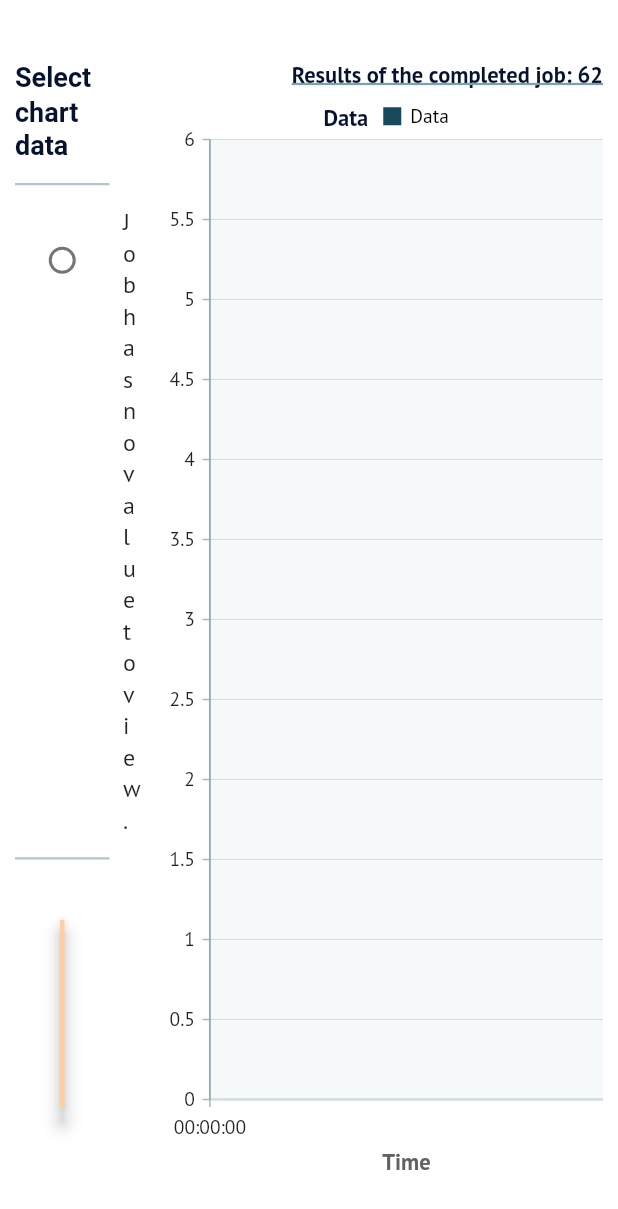
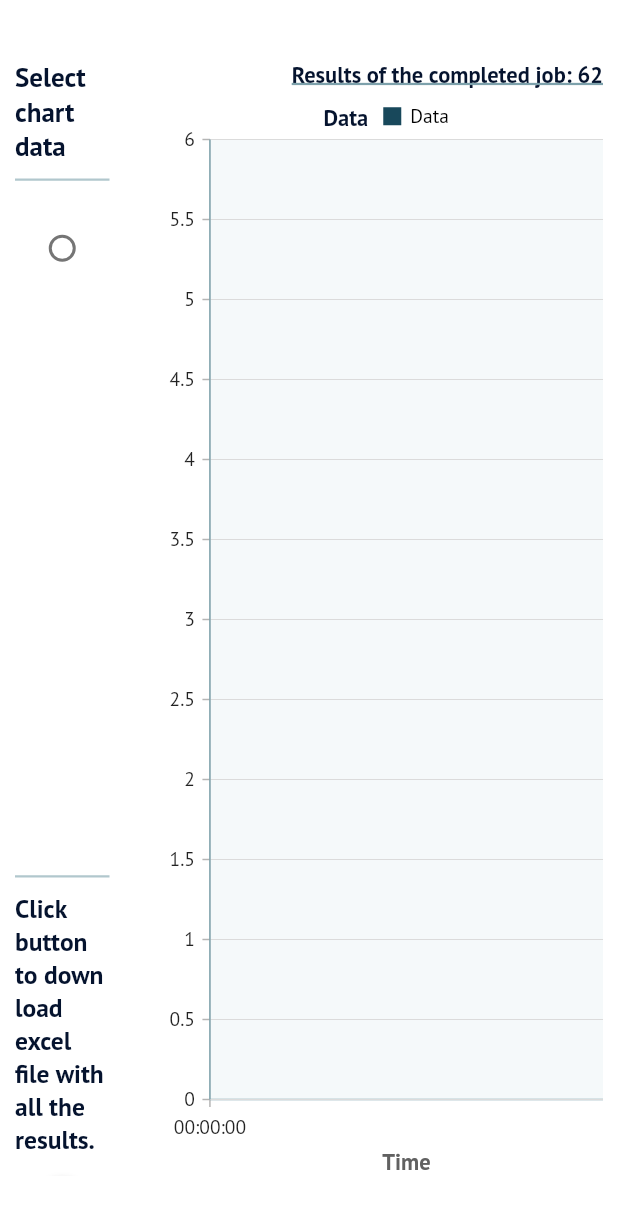
Before and after one commit to acwikla/robo_lab_web, a Flutter app: the CompletedJobsDetailedPage widget shown alone on an empty page, opened directly, on a phone screen of 412 x 824 dp. Shown: the top 1209 px of the screen. Run offline on Flutter 3.47's test engine with Material 2 defaults, Android fonts, the phone set to English and light mode, and no system bars; our stand-ins replace charts_flutter, get, google_fonts, syncfusion_flutter_charts; missing offline and left inert: dart:html; network calls fail.

Commit message:
Change buttons view

```diff
--- a/lib/gui.dart
+++ b/lib/gui.dart
@@ -11,7 +11,7 @@ class Gui {
       color: Colors.black87, fontSize: 17, fontWeight: FontWeight.w600);
 
   static final textStyleCasual = TextStyle(
-      color: Colors.black87, fontSize: 16, fontWeight: FontWeight.normal);
+      color: Colors.black87, fontSize: 17, fontWeight: FontWeight.normal);
 
   static final buttonStyleSubmit = ButtonStyle(
       shadowColor: MaterialStateProperty.all(Colors.grey),
--- a/lib/pages/completed_jobs_page/completed_job_details_page.dart
+++ b/lib/pages/completed_jobs_page/completed_job_details_page.dart
@@ -5,6 +5,7 @@ import 'package:robo_lab_web/dto/view_device_job_dto.dart';
 import 'package:robo_lab_web/dto/view_device_value_dto.dart';
 import 'package:robo_lab_web/global.dart';
 import 'package:robo_lab_web/gui.dart';
+import 'package:robo_lab_web/patterns/custom_action_button.dart';
 import 'package:robo_lab_web/requests/device_jobs_requests.dart';
 import 'package:syncfusion_flutter_charts/charts.dart';
 import 'package:intl/intl.dart';
@@ -57,7 +58,7 @@ class _CompletedJobsDetailedPageState extends State<CompletedJobsDetailedPage> {
   Widget build(BuildContext context) {
     return Row(
       children: [
-        Expanded(flex: 1, child: _buildJobPropertiesTable(context)),
+        Expanded(flex: 1, child: _buildSelectChartDataArea(context)),
         Expanded(flex: 3, child: _buildJobValueChart(context))
       ],
     );
@@ -70,7 +71,7 @@ class _CompletedJobsDetailedPageState extends State<CompletedJobsDetailedPage> {
         'open');
   }
 
-  Widget _buildJobPropertiesTable(BuildContext context) {
+  Widget _buildSelectChartDataArea(BuildContext context) {
     String val = '';
     _deviceJobValues.forEach(
         (f) => {val = f.propertyName, print("_deviceJobValues: $val.")});
@@ -96,13 +97,12 @@ class _CompletedJobsDetailedPageState extends State<CompletedJobsDetailedPage> {
             Text(
               'Select chart data',
               style: TextStyle(
-                fontFamily: 'Segoe UI',
                 color: darkerSteelBlue,
                 fontSize: 18,
                 fontWeight: FontWeight.bold,
               ),
             ),
-            SizedBox(height: 15),
+            SizedBox(height: 10),
             Container(
               decoration: BoxDecoration(
                 border: Border(
@@ -118,7 +118,7 @@ class _CompletedJobsDetailedPageState extends State<CompletedJobsDetailedPage> {
               ),
               child: ListView.builder(
                 shrinkWrap: true,
-                padding: EdgeInsets.fromLTRB(0, 10, 0, 10),
+                padding: EdgeInsets.fromLTRB(0, 5, 0, 10),
                 itemCount: jobPropertyName.length ?? 0,
                 itemBuilder: (context, index) {
                   return ListTile(
@@ -143,22 +143,45 @@ class _CompletedJobsDetailedPageState extends State<CompletedJobsDetailedPage> {
                 },
               ),
             ),
-            Container(
-              padding: EdgeInsets.fromLTRB(30, 40, 30, 40),
-              child: ElevatedButton(
-                style: Gui.buttonStyleSubmit,
-                child: new Text(
-                  "Get data",
-                  style: TextStyle(
-                      color: Colors.white,
-                      fontWeight: FontWeight.bold,
-                      letterSpacing: 1),
-                ),
-                onPressed: getExelFile,
-              ),
-            )
+            _buildDownloadExcelButton(context)
           ],
         ));
+  }
+
+  Widget _buildDownloadExcelButton(BuildContext context) {
+    return Column(
+      children: [
+        SizedBox(
+          height: 10,
+        ),
+        Text(
+          'Click button to download excel file with all the results.',
+          style: TextStyle(
+            color: darkerSteelBlue,
+            fontSize: 17,
+            fontWeight: FontWeight.bold,
+          ),
+        ),
+        Container(
+          padding: EdgeInsets.fromLTRB(0, 10, 0, 0),
+          child: FloatingActionButton(
+            mini: true, //??
+            onPressed: () {
+              // Add your onPressed code here!
+              getExelFile();
+            },
+            child: Icon(
+              Icons.download_sharp,
+              size: 22,
+            ),
+            backgroundColor: peachPuff,
+            hoverColor: lightBlueGrey,
+            elevation: 5,
+            tooltip: 'Download file',
+          ),
+        )
+      ],
+    );
   }
 
   Widget _buildJobValueChart(BuildContext context) {
```
Also changed, not shown: lib/pages/set_job/set_job_page.dart (+54 -2 lines), lib/patterns/custom_action_button.dart (added, +39 -0 lines).
